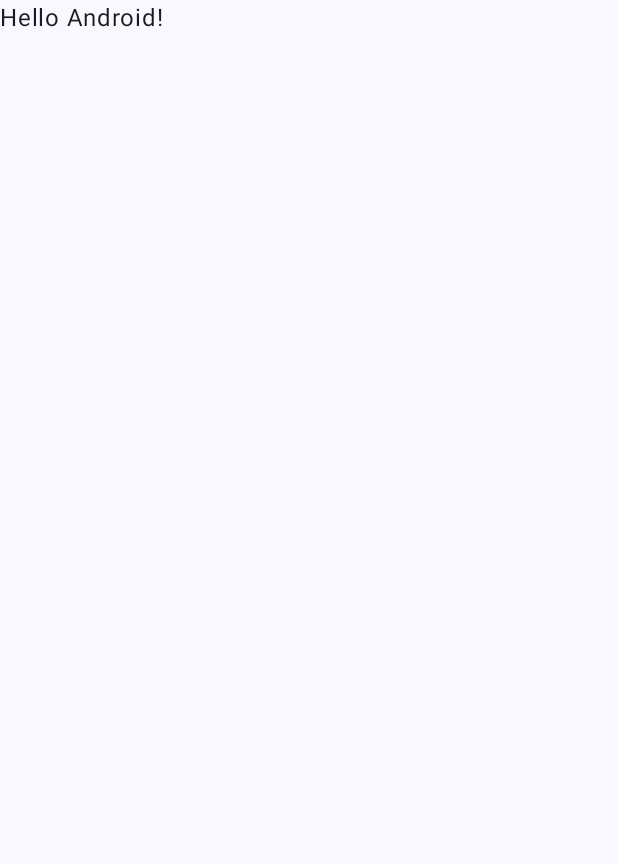
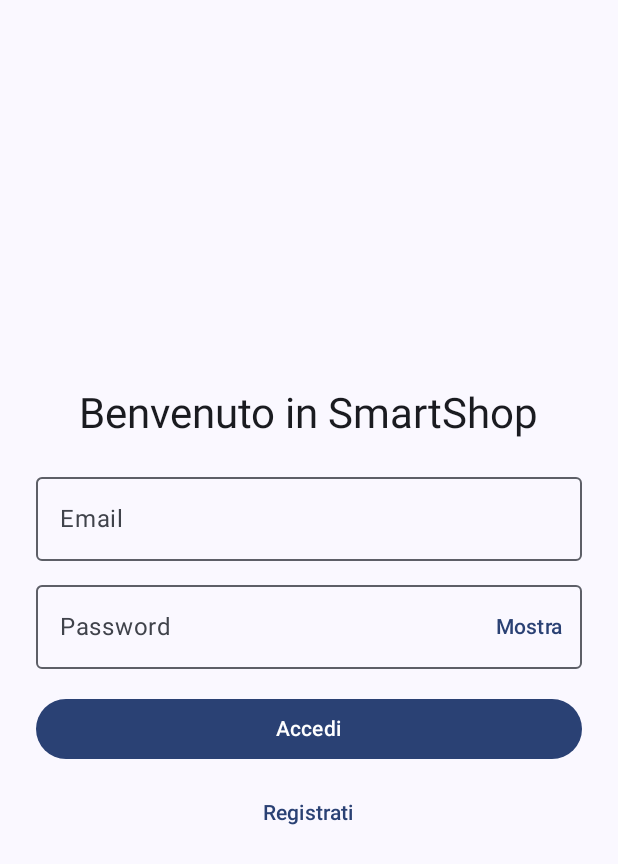
Before and after one commit to PierCascett/SmartShopMobile, an Android app built with Jetpack Compose: the screen it shows after launch (MainActivity), on a phone screen of 412 x 824 dp. Before the commit the part shown is almost empty. Shown: the top 864 px of the screen. Run offline under Robolectric (Android 15) with nearby library versions, the phone set to English and light mode, and no system bars.

Commit message:
Login Prova
Piccola prova per iniziare lo sviluppo, pagina login simulata

```diff
--- a/app/src/main/java/it/unito/smartshopmobile/MainActivity.kt
+++ b/app/src/main/java/it/unito/smartshopmobile/MainActivity.kt
@@ -1,28 +1,41 @@
+// Activity principale: avvio tema e schermata di login
+// - uso `LoginViewModel` con `by viewModels()`
+// - mostro `LoginScreenMVVM` e gestisco il successo con un Toast
+
 package it.unito.smartshopmobile
 
 import android.os.Bundle
+import android.widget.Toast
 import androidx.activity.ComponentActivity
 import androidx.activity.compose.setContent
 import androidx.activity.enableEdgeToEdge
+import androidx.activity.viewModels
 import androidx.compose.foundation.layout.fillMaxSize
 import androidx.compose.foundation.layout.padding
 import androidx.compose.material3.Scaffold
-import androidx.compose.material3.Text
 import androidx.compose.runtime.Composable
 import androidx.compose.ui.Modifier
 import androidx.compose.ui.tooling.preview.Preview
+import it.unito.smartshopmobile.ui.screens.LoginScreenMVVM
+import it.unito.smartshopmobile.ui.screens.LoginScreen
 import it.unito.smartshopmobile.ui.theme.SmartShopMobileTheme
+import it.unito.smartshopmobile.viewModel.LoginViewModel
 
 class MainActivity : ComponentActivity() {
+    private val loginViewModel: LoginViewModel by viewModels()
+
     override fun onCreate(savedInstanceState: Bundle?) {
         super.onCreate(savedInstanceState)
         enableEdgeToEdge()
         setContent {
             SmartShopMobileTheme {
                 Scaffold(modifier = Modifier.fillMaxSize()) { innerPadding ->
-                    Greeting(
-                        name = "Android",
-                        modifier = Modifier.padding(innerPadding)
+                    LoginScreenMVVM(
+                        viewModel = loginViewModel,
+                        modifier = Modifier.padding(innerPadding),
+                        onLoginSuccess = { email ->
+                            Toast.makeText(this, "Accesso: $email", Toast.LENGTH_SHORT).show()
+                        }
                     )
                 }
             }
@@ -30,18 +43,11 @@ class MainActivity : ComponentActivity() {
     }
 }
 
-@Composable
-fun Greeting(name: String, modifier: Modifier = Modifier) {
-    Text(
-        text = "Hello $name!",
-        modifier = modifier
-    )
-}
-
 @Preview(showBackground = true)
 @Composable
-fun GreetingPreview() {
+fun MainPreview() {
     SmartShopMobileTheme {
-        Greeting("Android")
+        // Preview mostra il composable di login
+        LoginScreen(onLogin = { _, _ -> })
     }
 }
--- /dev/null
+++ b/app/src/main/java/it/unito/smartshopmobile/ui/screens/LoginScreen.kt
@@ -0,0 +1,217 @@
+package it.unito.smartshopmobile.ui.screens
+
+import android.content.res.Configuration
+import androidx.compose.foundation.layout.Arrangement
+import androidx.compose.foundation.layout.Column
+import androidx.compose.foundation.layout.Spacer
+import androidx.compose.foundation.layout.fillMaxSize
+import androidx.compose.foundation.layout.fillMaxWidth
+import androidx.compose.foundation.layout.height
+import androidx.compose.foundation.layout.padding
+import androidx.compose.foundation.text.KeyboardOptions
+import androidx.compose.material3.Button
+import androidx.compose.material3.CircularProgressIndicator
+import androidx.compose.material3.MaterialTheme
+import androidx.compose.material3.OutlinedTextField
+import androidx.compose.material3.Scaffold
+import androidx.compose.material3.SnackbarHost
+import androidx.compose.material3.SnackbarHostState
+import androidx.compose.material3.Text
+import androidx.compose.material3.TextButton
+import androidx.compose.runtime.Composable
+import androidx.compose.runtime.LaunchedEffect
+import androidx.compose.runtime.mutableStateOf
+import androidx.compose.runtime.remember
+import androidx.compose.runtime.rememberCoroutineScope
+import androidx.compose.ui.Alignment
+import androidx.compose.ui.Modifier
+import androidx.compose.ui.text.input.KeyboardType
+import androidx.compose.ui.text.input.PasswordVisualTransformation
+import androidx.compose.ui.text.input.VisualTransformation
+import androidx.compose.ui.tooling.preview.Preview
+import androidx.compose.ui.unit.dp
+import it.unito.smartshopmobile.viewModel.LoginViewModel
+import kotlinx.coroutines.launch
+
+// LoginScreenMVVM: UI che usa il ViewModel per stato e azioni
+@Composable
+fun LoginScreenMVVM(
+    viewModel: LoginViewModel,
+    onLoginSuccess: (email: String) -> Unit,
+    modifier: Modifier = Modifier
+) {
+    val snackbarHostState = remember { SnackbarHostState() }
+    val scope = rememberCoroutineScope()
+
+    // stato locale per la visibilità della password
+    val passwordVisible = remember { mutableStateOf(false) }
+
+    // mostro errorMessage del ViewModel
+    LaunchedEffect(viewModel.errorMessage.value) {
+        viewModel.errorMessage.value?.let { msg ->
+            snackbarHostState.showSnackbar(msg)
+            viewModel.clearError()
+        }
+    }
+
+    // quando loginSuccessEmail cambia, notifico l'Activity
+    LaunchedEffect(viewModel.loginSuccessEmail.value) {
+        viewModel.loginSuccessEmail.value?.let { email ->
+            onLoginSuccess(email)
+            viewModel.clearLoginSuccess()
+        }
+    }
+
+    Scaffold(snackbarHost = { SnackbarHost(hostState = snackbarHostState) }) { innerPadding ->
+        Column(
+            modifier = modifier
+                .fillMaxSize()
+                .padding(24.dp)
+                .padding(innerPadding),
+            verticalArrangement = Arrangement.Center,
+            horizontalAlignment = Alignment.CenterHorizontally
+        ) {
+            // titolo
+            Text(text = "Benvenuto in SmartShop", style = MaterialTheme.typography.headlineMedium)
+            Spacer(modifier = Modifier.height(16.dp))
+
+            // email (dal ViewModel)
+            OutlinedTextField(
+                value = viewModel.email.value,
+                onValueChange = { viewModel.setEmail(it) },
+                label = { Text("Email") },
+                singleLine = true,
+                keyboardOptions = KeyboardOptions.Default.copy(keyboardType = KeyboardType.Email),
+                modifier = Modifier.fillMaxWidth()
+            )
+
+            Spacer(modifier = Modifier.height(8.dp))
+
+            // password (dal ViewModel) con toggle visibilità locale
+            OutlinedTextField(
+                value = viewModel.password.value,
+                onValueChange = { viewModel.setPassword(it) },
+                label = { Text("Password") },
+                singleLine = true,
+                visualTransformation = if (passwordVisible.value) VisualTransformation.None else PasswordVisualTransformation(),
+                trailingIcon = {
+                    TextButton(onClick = { passwordVisible.value = !passwordVisible.value }) {
+                        Text(if (passwordVisible.value) "Nascondi" else "Mostra")
+                    }
+                },
+                keyboardOptions = KeyboardOptions.Default.copy(keyboardType = KeyboardType.Password),
+                modifier = Modifier.fillMaxWidth()
+            )
+
+            Spacer(modifier = Modifier.height(16.dp))
+
+            // loader o pulsante
+            if (viewModel.isLoading.value) {
+                CircularProgressIndicator()
+            } else {
+                Button(
+                    onClick = { viewModel.login() },
+                    modifier = Modifier.fillMaxWidth()
+                ) {
+                    Text("Accedi")
+                }
+            }
+
+            Spacer(modifier = Modifier.height(8.dp))
+
+            // registrati (placeholder)
+            TextButton(onClick = { scope.launch { snackbarHostState.showSnackbar("Funzionalità registrazione non implementata") } }) {
+                Text("Registrati")
+            }
+        }
+    }
+}
+
+// Variante per preview senza ViewModel
+@Composable
+fun LoginScreen(
+    onLogin: (email: String, password: String) -> Unit,
+    modifier: Modifier = Modifier
+) {
+    val email = remember { mutableStateOf("") }
+    val password = remember { mutableStateOf("") }
+    val passwordVisible = remember { mutableStateOf(false) }
+    val snackbarHostState = remember { SnackbarHostState() }
+    val scope = rememberCoroutineScope()
+
+    Scaffold(snackbarHost = { SnackbarHost(hostState = snackbarHostState) }) { innerPadding ->
+        Column(
+            modifier = modifier
+                .fillMaxSize()
+                .padding(24.dp)
+                .padding(innerPadding),
+            verticalArrangement = Arrangement.Center,
+            horizontalAlignment = Alignment.CenterHorizontally
+        ) {
+            // titolo
+            Text(text = "Benvenuto in SmartShop", style = MaterialTheme.typography.headlineMedium)
+            Spacer(modifier = Modifier.height(16.dp))
+
+            // email locale
+            OutlinedTextField(
+                value = email.value,
+                onValueChange = { email.value = it },
+                label = { Text("Email") },
+                singleLine = true,
+                keyboardOptions = KeyboardOptions.Default.copy(keyboardType = KeyboardType.Email),
+                modifier = Modifier.fillMaxWidth()
+            )
+
+            Spacer(modifier = Modifier.height(8.dp))
+
+            // password locale
+            OutlinedTextField(
+                value = password.value,
+                onValueChange = { password.value = it },
+                label = { Text("Password") },
+                singleLine = true,
+                visualTransformation = if (passwordVisible.value) VisualTransformation.None else PasswordVisualTransformation(),
+                trailingIcon = {
+                    TextButton(onClick = { passwordVisible.value = !passwordVisible.value }) {
+                        Text(if (passwordVisible.value) "Nascondi" else "Mostra")
+                    }
+                },
+                keyboardOptions = KeyboardOptions.Default.copy(keyboardType = KeyboardType.Password),
+                modifier = Modifier.fillMaxWidth()
+            )
+
+            Spacer(modifier = Modifier.height(16.dp))
+
+            Button(
+                onClick = {
+                    if (email.value.isBlank() || password.value.isBlank()) {
+                        scope.launch { snackbarHostState.showSnackbar("Inserisci email e password") }
+                    } else {
+                        onLogin(email.value.trim(), password.value)
+                    }
+                },
+                modifier = Modifier.fillMaxWidth()
+            ) {
+                Text("Accedi")
+            }
+
+            Spacer(modifier = Modifier.height(8.dp))
+
+            TextButton(onClick = { scope.launch { snackbarHostState.showSnackbar("Funzionalità registrazione non implementata") } }) {
+                Text("Registrati")
+            }
+        }
+    }
+}
+
+@Preview(showBackground = true, uiMode = Configuration.UI_MODE_NIGHT_NO)
+@Composable
+fun LoginPreviewLight() {
+    LoginScreen(onLogin = { _, _ -> })
+}
+
+@Preview(showBackground = true, uiMode = Configuration.UI_MODE_NIGHT_YES)
+@Composable
+fun LoginPreviewDark() {
+    LoginScreen(onLogin = { _, _ -> })
+}
--- a/app/src/main/java/it/unito/smartshopmobile/viewModel/ClientViewModel.kt
+++ /dev/null
@@ -1,4 +0,0 @@
-package it.unito.smartshopmobile.viewModel
-
-class ClientViewModel {
-}
--- /dev/null
+++ b/app/src/main/java/it/unito/smartshopmobile/viewModel/LoginViewModel.kt
@@ -0,0 +1,54 @@
+package it.unito.smartshopmobile.viewModel
+
+import androidx.compose.runtime.MutableState
+import androidx.compose.runtime.mutableStateOf
+import androidx.lifecycle.ViewModel
+import androidx.lifecycle.viewModelScope
+import kotlinx.coroutines.delay
+import kotlinx.coroutines.launch
+
+// ViewModel che gestisce lo stato di login dell'app
+// - espone campi osservabili (email, password, loading, error, successo)
+class LoginViewModel : ViewModel() {
+    // Stato semplice usato dalla UI
+    val email: MutableState<String> = mutableStateOf("")
+    val password: MutableState<String> = mutableStateOf("")
+    val isLoading: MutableState<Boolean> = mutableStateOf(false)
+    val errorMessage: MutableState<String?> = mutableStateOf(null)
+    val loginSuccessEmail: MutableState<String?> = mutableStateOf(null)
+
+    fun setEmail(value: String) {
+        email.value = value
+    }
+
+    fun setPassword(value: String) {
+        password.value = value
+    }
+
+    fun clearError() {
+        errorMessage.value = null
+    }
+
+    fun clearLoginSuccess() {
+        loginSuccessEmail.value = null
+    }
+
+    // Metodo di login (simulato): valida campi, simula chiamata di rete e imposta stato di successo
+    fun login() {
+        if (email.value.isBlank() || password.value.isBlank()) {
+            errorMessage.value = "Inserisci email e password"
+            return
+        }
+
+        // Esempio finto di autenticazione
+        viewModelScope.launch {
+            isLoading.value = true
+            // simulazione rete
+            delay(700)
+            isLoading.value = false
+
+            // per ora consideriamo il login sempre riuscito
+            loginSuccessEmail.value = email.value.trim()
+        }
+    }
+}
```
